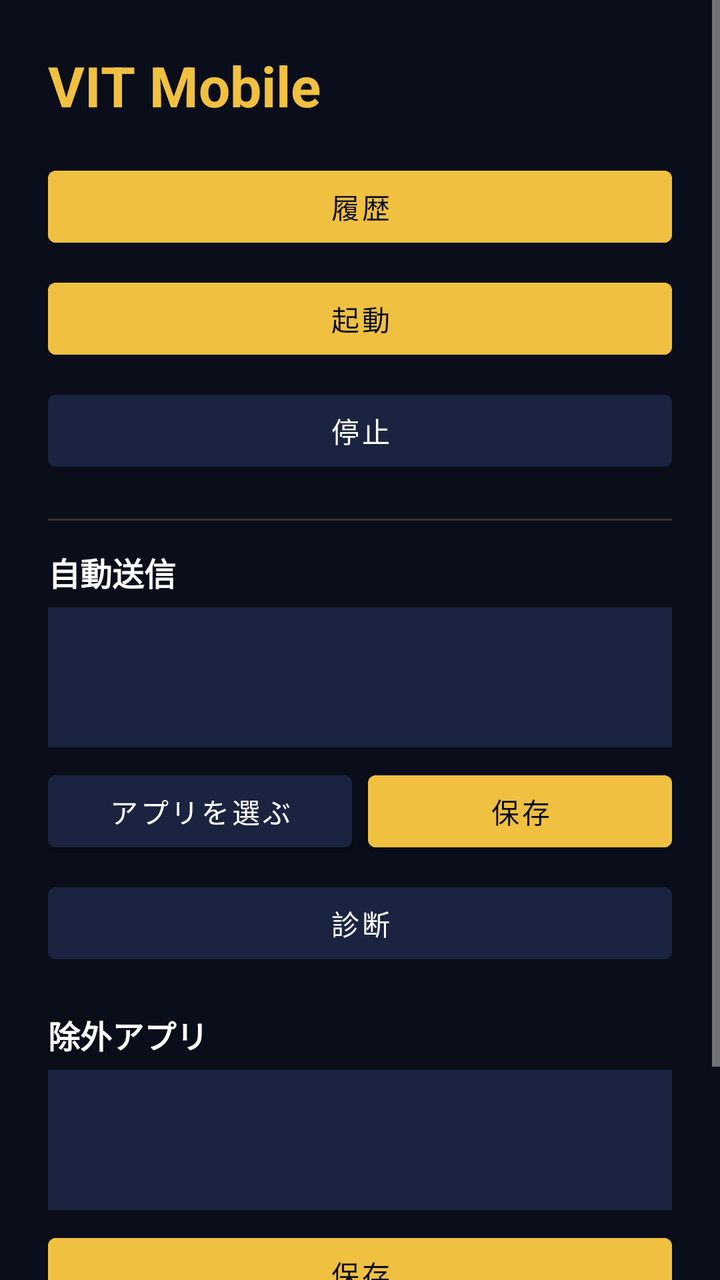
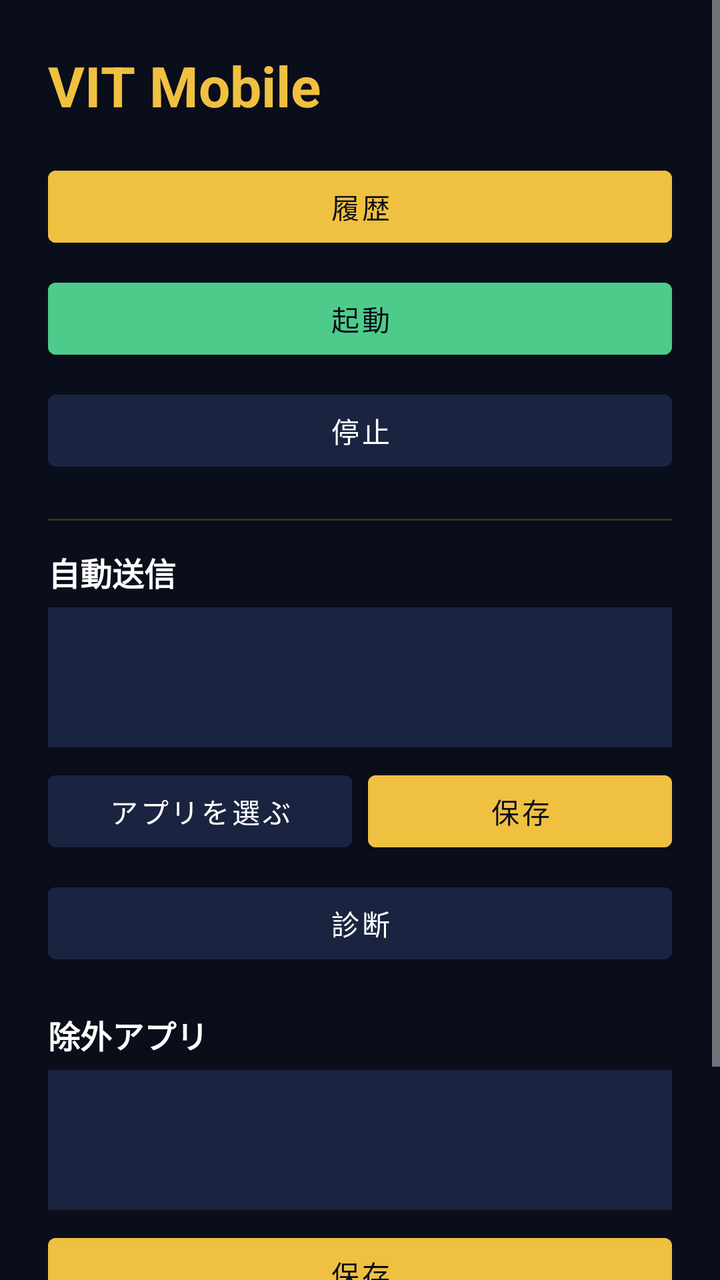

The first picture is an Android layout as it rendered before a commit; the second is the same layout after the commit. The layout source and the unified diff follow.
<!-- AndroidManifest.xml: application theme Theme.VitMobile -->
<!-- res/layout/activity_main.xml -->
<?xml version="1.0" encoding="utf-8"?>
<ScrollView xmlns:android="http://schemas.android.com/apk/res/android"
    android:layout_width="match_parent"
    android:layout_height="match_parent"
    android:background="#FF0A0E1A">

    <LinearLayout
        android:orientation="vertical"
        android:layout_width="match_parent"
        android:layout_height="wrap_content"
        android:padding="24dp">

        <TextView
            android:layout_width="match_parent"
            android:layout_height="wrap_content"
            android:text="@string/app_name"
            android:textSize="28sp"
            android:textStyle="bold"
            android:textColor="#FFF0C040"
            android:paddingBottom="18dp" />

        
        <Button
            android:id="@+id/btnHistory"
            android:layout_width="match_parent"
            android:layout_height="wrap_content"
            android:text="履歴"
            android:textColor="#FF0A0E1A"
            android:backgroundTint="#FFF0C040" />

        <Button
            android:id="@+id/btnStartOverlay"
            android:layout_width="match_parent"
            android:layout_height="wrap_content"
            android:layout_marginTop="8dp"
            android:text="起動"
            android:textColor="#FF0A0E1A"
            android:backgroundTint="#FFF0C040" />

        <Button
            android:id="@+id/btnStopOverlay"
            android:layout_width="match_parent"
            android:layout_height="wrap_content"
            android:layout_marginTop="8dp"
            android:text="停止"
            android:textColor="#FFFFFFFF"
            android:backgroundTint="#FF1A2440" />

        <View
            android:layout_width="match_parent"
            android:layout_height="1dp"
            android:layout_marginTop="20dp"
            android:layout_marginBottom="14dp"
            android:background="#33F0C040" />

        <TextView
            android:layout_width="match_parent"
            android:layout_height="wrap_content"
            android:text="自動送信"
            android:textStyle="bold"
            android:textSize="16sp"
            android:textColor="#FFFFFFFF"
            android:paddingBottom="6dp" />

        <EditText
            android:id="@+id/autoEnterInput"
            android:layout_width="match_parent"
            android:layout_height="wrap_content"
            android:minHeight="70dp"
            android:gravity="top|start"
            android:inputType="textMultiLine"
            android:textColor="#FFFFFFFF"
            android:textColorHint="#80FFFFFF"
            android:background="#FF1A2440"
            android:padding="12dp"
            android:textSize="13sp" />

        <LinearLayout
            android:orientation="horizontal"
            android:layout_width="match_parent"
            android:layout_height="wrap_content"
            android:layout_marginTop="8dp">

            <Button
                android:id="@+id/pickAutoEnter"
                android:layout_width="0dp"
                android:layout_weight="1"
                android:layout_height="wrap_content"
                android:text="アプリを選ぶ"
                android:textColor="#FFFFFFFF"
                android:backgroundTint="#FF1A2440" />

            <Button
                android:id="@+id/saveAutoEnter"
                android:layout_width="0dp"
                android:layout_weight="1"
                android:layout_height="wrap_content"
                android:layout_marginStart="8dp"
                android:text="保存"
                android:textColor="#FF0A0E1A"
                android:backgroundTint="#FFF0C040" />
        </LinearLayout>

        <Button
            android:id="@+id/btnAutoSendDiag"
            android:layout_width="match_parent"
            android:layout_height="wrap_content"
            android:layout_marginTop="8dp"
            android:text="診断"
            android:textColor="#FFFFFFFF"
            android:backgroundTint="#FF1A2440" />

        <TextView
            android:layout_width="match_parent"
            android:layout_height="wrap_content"
            android:text="除外アプリ"
            android:textStyle="bold"
            android:textSize="16sp"
            android:textColor="#FFFFFFFF"
            android:paddingTop="20dp"
            android:paddingBottom="6dp" />

        <EditText
            android:id="@+id/excludedInput"
            android:layout_width="match_parent"
            android:layout_height="wrap_content"
            android:minHeight="70dp"
            android:gravity="top|start"
            android:inputType="textMultiLine"
            android:textColor="#FFFFFFFF"
            android:textColorHint="#80FFFFFF"
            android:background="#FF1A2440"
            android:padding="12dp"
            android:textSize="13sp" />

        <Button
            android:id="@+id/saveExcluded"
            android:layout_width="match_parent"
            android:layout_height="wrap_content"
            android:layout_marginTop="8dp"
            android:text="保存"
            android:textColor="#FF0A0E1A"
            android:backgroundTint="#FFF0C040" />

        <View
            android:layout_width="match_parent"
            android:layout_height="1dp"
            android:layout_marginTop="20dp"
            android:layout_marginBottom="14dp"
            android:background="#33F0C040" />

        
        <Button
            android:id="@+id/btnToggleAdvanced"
            android:layout_width="match_parent"
            android:layout_height="wrap_content"
            android:text="設定を開く"
            android:textColor="#FFFFFFFF"
            android:backgroundTint="#FF1A2440" />

        <LinearLayout
            android:id="@+id/advancedBox"
            android:orientation="vertical"
            android:layout_width="match_parent"
            android:layout_height="wrap_content"
            android:visibility="gone">

            <TextView
                android:layout_width="match_parent"
                android:layout_height="wrap_content"
                android:text="権限"
                android:textStyle="bold"
                android:textSize="16sp"
                android:textColor="#FFFFFFFF"
                android:paddingTop="18dp"
                android:paddingBottom="6dp" />

            <Button
                android:id="@+id/btnOverlayPerm"
                android:layout_width="match_parent"
                android:layout_height="wrap_content"
                android:text="他のアプリの上に表示"
                android:textColor="#FFFFFFFF"
                android:backgroundTint="#FF1A2440" />

            <Button
                android:id="@+id/btnAccessibilityPerm"
                android:layout_width="match_parent"
                android:layout_height="wrap_content"
                android:layout_marginTop="6dp"
                android:text="ユーザー補助"
                android:textColor="#FFFFFFFF"
                android:backgroundTint="#FF1A2440" />

            <TextView
                android:layout_width="match_parent"
                android:layout_height="wrap_content"
                android:text="Groq APIキー"
                android:textStyle="bold"
                android:textSize="16sp"
                android:textColor="#FFFFFFFF"
                android:paddingTop="20dp"
                android:paddingBottom="6dp" />

            <EditText
                android:id="@+id/apiKeyInput"
                android:layout_width="match_parent"
                android:layout_height="wrap_content"
                android:hint="gsk_..."
                android:inputType="textPassword"
                android:textColor="#FFFFFFFF"
                android:textColorHint="#80FFFFFF"
                android:background="#FF1A2440"
                android:padding="12dp"
                android:autofillHints="password" />

            <Button
                android:id="@+id/saveApiKey"
                android:layout_width="match_parent"
                android:layout_height="wrap_content"
                android:layout_marginTop="8dp"
                android:text="保存"
                android:textColor="#FF0A0E1A"
                android:backgroundTint="#FFF0C040" />

            <TextView
                android:layout_width="match_parent"
                android:layout_height="wrap_content"
                android:text="Anthropic APIキー"
                android:textStyle="bold"
                android:textSize="16sp"
                android:textColor="#FFFFFFFF"
                android:paddingTop="20dp"
                android:paddingBottom="6dp" />

            <EditText
                android:id="@+id/anthropicKeyInput"
                android:layout_width="match_parent"
                android:layout_height="wrap_content"
                android:hint="sk-ant-..."
                android:inputType="textPassword"
                android:textColor="#FFFFFFFF"
                android:textColorHint="#80FFFFFF"
                android:background="#FF1A2440"
                android:padding="12dp"
                android:autofillHints="password" />

            <Button
                android:id="@+id/saveAnthropicKey"
                android:layout_width="match_parent"
                android:layout_height="wrap_content"
                android:layout_marginTop="8dp"
                android:text="保存"
                android:textColor="#FF0A0E1A"
                android:backgroundTint="#FFF0C040" />

            <androidx.appcompat.widget.SwitchCompat
                android:id="@+id/llmFixSwitch"
                android:layout_width="match_parent"
                android:layout_height="wrap_content"
                android:layout_marginTop="14dp"
                android:text="文章を整える"
                android:textColor="#FFFFFFFF"
                android:textSize="15sp" />

            <TextView
                android:layout_width="match_parent"
                android:layout_height="wrap_content"
                android:text="辞書"
                android:textStyle="bold"
                android:textSize="16sp"
                android:textColor="#FFFFFFFF"
                android:paddingTop="20dp"
                android:paddingBottom="6dp" />

            <EditText
                android:id="@+id/dictionaryInput"
                android:layout_width="match_parent"
                android:layout_height="wrap_content"
                android:minHeight="90dp"
                android:gravity="top|start"
                android:inputType="textMultiLine"
                android:textColor="#FFFFFFFF"
                android:textColorHint="#80FFFFFF"
                android:background="#FF1A2440"
                android:padding="12dp"
                android:textSize="13sp" />

            <Button
                android:id="@+id/saveDictionary"
                android:layout_width="match_parent"
                android:layout_height="wrap_content"
                android:layout_marginTop="8dp"
                android:text="保存"
                android:textColor="#FF0A0E1A"
                android:backgroundTint="#FFF0C040" />

            <TextView
                android:layout_width="match_parent"
                android:layout_height="wrap_content"
                android:text="ショートカット"
                android:textStyle="bold"
                android:textSize="16sp"
                android:textColor="#FFFFFFFF"
                android:paddingTop="20dp"
                android:paddingBottom="6dp" />

            <EditText
                android:id="@+id/snippetsInput"
                android:layout_width="match_parent"
                android:layout_height="wrap_content"
                android:minHeight="80dp"
                android:gravity="top|start"
                android:hint="住所|和歌山県〇〇市〇〇町1-2-3"
                android:inputType="textMultiLine"
                android:textColor="#FFFFFFFF"
                android:textColorHint="#80FFFFFF"
                android:background="#FF1A2440"
                android:padding="12dp"
                android:textSize="13sp" />

            <Button
                android:id="@+id/saveSnippets"
                android:layout_width="match_parent"
                android:layout_height="wrap_content"
                android:layout_marginTop="8dp"
                android:text="保存"
                android:textColor="#FF0A0E1A"
                android:backgroundTint="#FFF0C040" />

            <TextView
                android:layout_width="match_parent"
                android:layout_height="wrap_content"
                android:text="GitHubトークン"
                android:textStyle="bold"
                android:textSize="16sp"
                android:textColor="#FFFFFFFF"
                android:paddingTop="20dp"
                android:paddingBottom="6dp" />

            <EditText
                android:id="@+id/githubTokenInput"
                android:layout_width="match_parent"
                android:layout_height="wrap_content"
                android:hint="github_pat_..."
                android:inputType="textPassword"
                android:textColor="#FFFFFFFF"
                android:textColorHint="#80FFFFFF"
                android:background="#FF1A2440"
                android:padding="12dp"
                android:autofillHints="password" />

            <Button
                android:id="@+id/saveGithubToken"
                android:layout_width="match_parent"
                android:layout_height="wrap_content"
                android:layout_marginTop="8dp"
                android:text="保存"
                android:textColor="#FF0A0E1A"
                android:backgroundTint="#FFF0C040" />

            <Button
                android:id="@+id/btnSendFeedback"
                android:layout_width="match_parent"
                android:layout_height="wrap_content"
                android:layout_marginTop="8dp"
                android:layout_marginBottom="24dp"
                android:text="フィードバックを送る"
                android:textColor="#FFFFFFFF"
                android:backgroundTint="#FF1A2440" />
        </LinearLayout>
    </LinearLayout>
</ScrollView>
<!-- resources referenced by this layout -->
<resources>
  <string name="app_name">VIT Mobile</string>
  <style name="Theme.VitMobile" parent="Theme.MaterialComponents.DayNight.DarkActionBar">
          <item name="colorPrimary">@color/gold</item>
          <item name="colorPrimaryVariant">@color/gold_bright</item>
          <item name="colorOnPrimary">@color/navy</item>
          <item name="colorAccent">@color/gold</item>
          <item name="android:colorBackground">#FF0A0E1A</item>
          <item name="android:textColor">#FFFFFFFF</item>
          <item name="android:textColorPrimary">#FFFFFFFF</item>
          <item name="android:textColorSecondary">#CCFFFFFF</item>
          <item name="android:textColorHint">#80FFFFFF</item>
      </style>
  <color name="gold">#FFF0C040</color>
  <color name="gold_bright">#FFFFE066</color>
  <color name="navy">#FF0A0E1A</color>
</resources>

<!-- the commit's change to res/layout/activity_main.xml (unified diff, before → after) -->
@@ -35,7 +35,7 @@
             android:layout_marginTop="8dp"
             android:text="起動"
             android:textColor="#FF0A0E1A"
-            android:backgroundTint="#FFF0C040" />
+            android:backgroundTint="#FF4ECB8B" />
 
         <Button
             android:id="@+id/btnStopOverlay"
